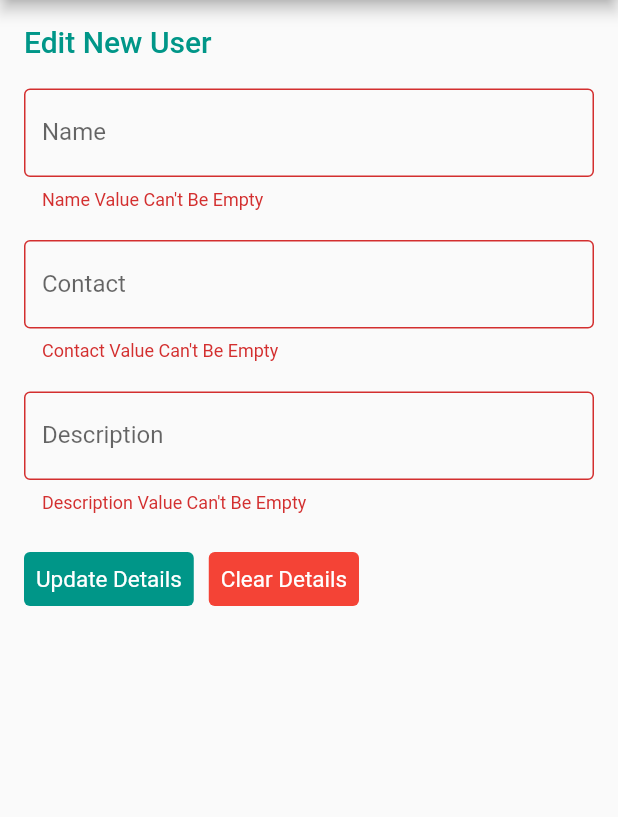
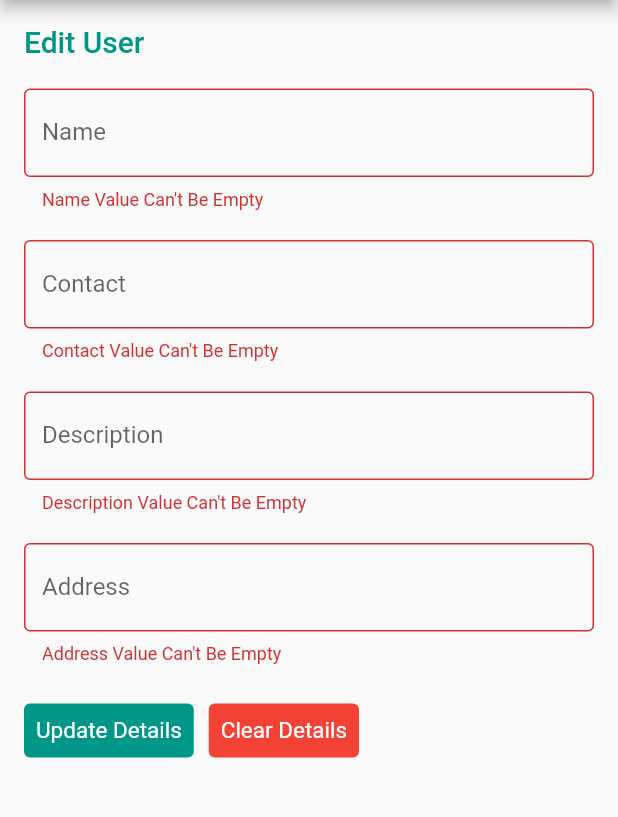
Before and after one commit to anandarahayu22/Crud_Apps_20210120022, a Flutter app: the EditUser screen opened directly with empty values, after a tap on "Update Details", on a phone screen of 412 x 824 dp, the part 84-901 px from its top. Run offline on Flutter 3.47's test engine with Material 2 defaults, Android fonts, the phone set to English and light mode, and no system bars; our stand-ins replace sqflite; accounts and stored records are empty.

Commit message:
first commit

```diff
--- a/lib/screens/EditUser.dart
+++ b/lib/screens/EditUser.dart
@@ -10,19 +10,24 @@ class EditUser extends StatefulWidget {
 }
 
 class _EditUserState extends State<EditUser> {
-  final _userNameController = TextEditingController();
-  final _userContactController = TextEditingController();
-  final _userDescriptionController = TextEditingController();
+  var _userNameController = TextEditingController();
+  var _userContactController = TextEditingController();
+  var _userDescriptionController = TextEditingController();
+  var _userAddressController = TextEditingController();
   bool _validateName = false;
   bool _validateContact = false;
   bool _validateDescription = false;
-  final _userService = UserService();
+  bool _validateAddress = false; // Added for address
+  var _userService = UserService();
+
   @override
   void initState() {
     setState(() {
       _userNameController.text = widget.user.name ?? '';
       _userContactController.text = widget.user.contact ?? '';
       _userDescriptionController.text = widget.user.description ?? '';
+      _userAddressController.text =
+          widget.user.address ?? ''; // Added for address
     });
     super.initState();
   }
@@ -40,7 +45,7 @@ class _EditUserState extends State<EditUser> {
             crossAxisAlignment: CrossAxisAlignment.start,
             children: [
               const Text(
-                'Edit New User',
+                'Edit User',
                 style: TextStyle(
                     fontSize: 20,
                     color: Colors.teal,
@@ -57,7 +62,8 @@ class _EditUserState extends State<EditUser> {
                   labelText: 'Name',
                   errorText:
                       _validateName ? 'Name Value Can\'t Be Empty' : null,
-                  )),
+                ),
+              ),
               const SizedBox(
                 height: 20.0,
               ),
@@ -67,10 +73,10 @@ class _EditUserState extends State<EditUser> {
                   border: const OutlineInputBorder(),
                   hintText: 'Enter Contact',
                   labelText: 'Contact',
-                    errorText: _validateContact
-                        ? 'Contact Value Can\'t Be Empty'
-                        : null,
-                  )),
+                  errorText:
+                      _validateContact ? 'Contact Value Can\'t Be Empty' : null,
+                ),
+              ),
               const SizedBox(
                 height: 20.0,
               ),
@@ -83,7 +89,21 @@ class _EditUserState extends State<EditUser> {
                   errorText: _validateDescription
                       ? 'Description Value Can\'t Be Empty'
                       : null,
-                  )),
+                ),
+              ),
+              const SizedBox(
+                height: 20.0,
+              ),
+              TextField(
+                controller: _userAddressController, // Added for address
+                decoration: InputDecoration(
+                  border: const OutlineInputBorder(),
+                  hintText: 'Enter Address',
+                  labelText: 'Address',
+                  errorText:
+                      _validateAddress ? 'Address Value Can\'t Be Empty' : null,
+                ),
+              ),
               const SizedBox(
                 height: 20.0,
               ),
@@ -91,9 +111,10 @@ class _EditUserState extends State<EditUser> {
                 children: [
                   TextButton(
                     style: TextButton.styleFrom(
-                          foregroundColor: Colors.white,
+                      primary: Colors.white,
                       backgroundColor: Colors.teal,
-                          textStyle: const TextStyle(fontSize: 15)),
+                      textStyle: const TextStyle(fontSize: 15),
+                    ),
                     onPressed: () async {
                       setState(() {
                         _userNameController.text.isEmpty
@@ -105,38 +126,46 @@ class _EditUserState extends State<EditUser> {
                         _userDescriptionController.text.isEmpty
                             ? _validateDescription = true
                             : _validateDescription = false;
+                        _userAddressController.text.isEmpty // Added for address
+                            ? _validateAddress = true // Added for address
+                            : _validateAddress = false; // Added for address
                       });
                       if (_validateName == false &&
                           _validateContact == false &&
-                            _validateDescription == false) {
-// print("Good Data Can Save");
-                          var user = User();
-                          user.id = widget.user.id;
-                          user.name = _userNameController.text;
-                          user.contact = _userContactController.text;
-                          user.description = _userDescriptionController.text;
-                          var result = await _userService.updateUser(user);
-                          // ignore: use_build_context_synchronously
+                          _validateDescription == false &&
+                          _validateAddress == false) {
+                        var _user = User();
+                        _user.id = widget.user.id;
+                        _user.name = _userNameController.text;
+                        _user.contact = _userContactController.text;
+                        _user.address =
+                            _userAddressController.text; // Added for address
+                        _user.description = _userDescriptionController.text;
+                        var result = await _userService.UpdateUser(_user);
                         Navigator.pop(context, result);
                       }
                     },
-                      child: const Text('Update Details')),
+                    child: const Text('Update Details'),
+                  ),
                   const SizedBox(
                     width: 10.0,
                   ),
                   TextButton(
                     style: TextButton.styleFrom(
-                          foregroundColor: Colors.white,
+                      primary: Colors.white,
                       backgroundColor: Colors.red,
-                          textStyle: const TextStyle(fontSize: 15)),
+                      textStyle: const TextStyle(fontSize: 15),
+                    ),
                     onPressed: () {
                       _userNameController.text = '';
                       _userContactController.text = '';
                       _userDescriptionController.text = '';
+                      _userAddressController.text = ''; // Added for address
                     },
-                      child: const Text('Clear Details'))
+                    child: const Text('Clear Details'),
+                  )
                 ],
-              )
+              ),
             ],
           ),
         ),
```
Also changed, not shown: lib/screens/DetailKontak.dart (added, +69 -0 lines), lib/screens/ViewUsers.dart (renamed from lib/screens/ViewUser.dart, +22 -4 lines), lib/services/UserNotifier.dart (added, +18 -0 lines), lib/services/UserService.dart (+9 -12 lines), pubspec.yaml (+5 -4 lines), pubspec.lock. Lines whose indentation alone changed are shown as unchanged.
